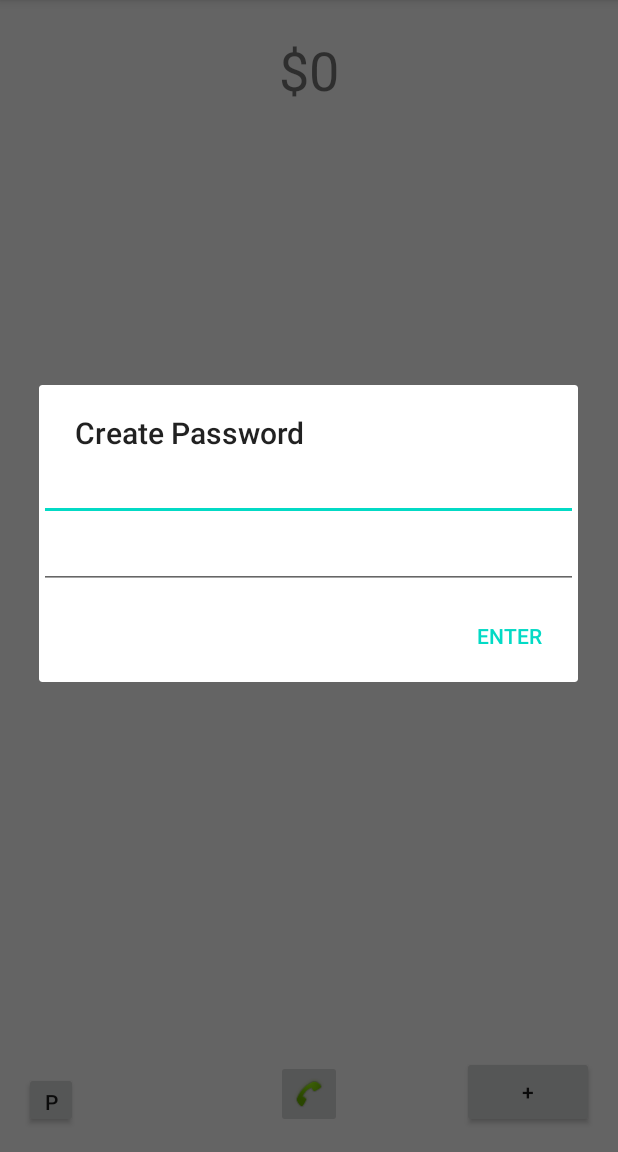
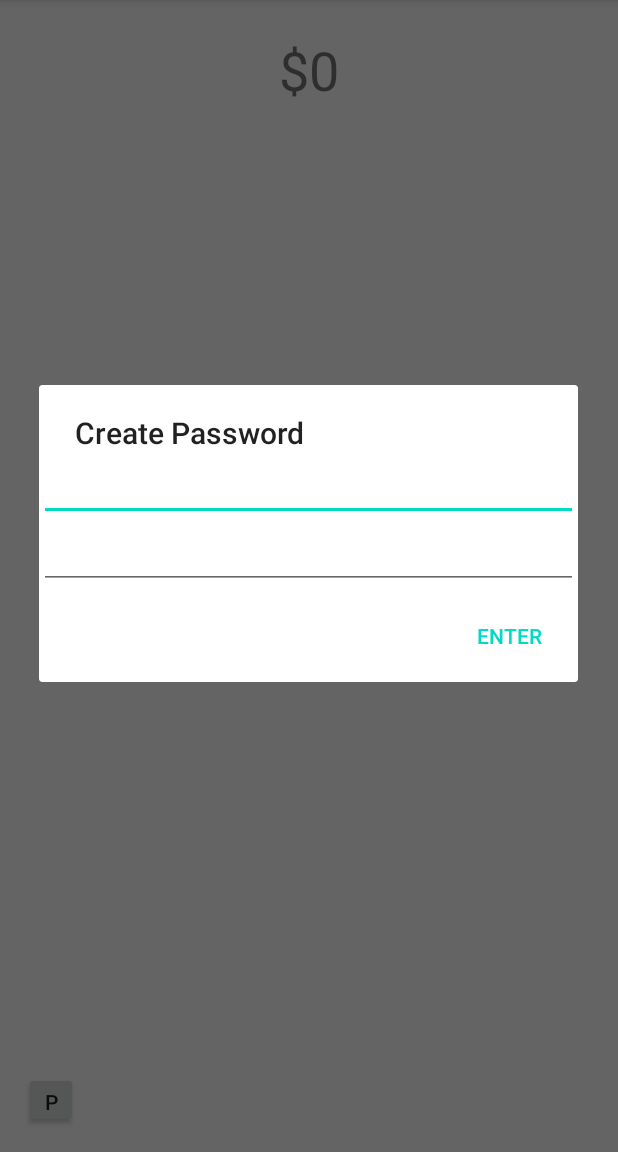
Before and after one commit to scc2758/KidsToDoApp, an Android app: the screen it shows after launch (MainActivity), after a tap on an icon or button, on a phone screen of 412 x 824 dp, the part 84-1236 px from its top. Run offline under Robolectric (Android 15) with nearby library versions, the phone set to English and light mode, and no system bars.

Commit message:
Add and phone button only visible in parent mode

```diff
--- a/app/src/main/java/com/example/kidstodoapp/MainActivity.java
+++ b/app/src/main/java/com/example/kidstodoapp/MainActivity.java
@@ -20,7 +20,7 @@ public class MainActivity extends AppCompatActivity implements ToDoAdapter.OnEnt
 
     private ToDoAdapter adapter = new ToDoAdapter(toDoEntries, this);
 
-    private static TextView pointsDisplay;
+    private TextView pointsDisplay;
 
     private static ArrayList<ToDoEntry> toDoEntries = new ArrayList<>();
     private static ArrayList<ToDoEntry> completedEntries = new ArrayList<>();
@@ -33,8 +33,9 @@ public class MainActivity extends AppCompatActivity implements ToDoAdapter.OnEnt
     private String phoneNumber;
     private Boolean notFirstTime = null;         //Used to determine if the parent needs to set up a password
     private Boolean inParentMode = false;        //Used to determine if the parent is in parent mode or not
-    private Button parentMode;
-    private ImageButton setPhoneNumber;
+    private Button parentModeButton;
+    private Button addEntryButton;
+    private ImageButton setPhoneNumberButton;
 
     @Override
     protected void onCreate(Bundle savedInstanceState) {
@@ -48,7 +49,7 @@ public class MainActivity extends AppCompatActivity implements ToDoAdapter.OnEnt
         pointsDisplay = findViewById(R.id.points_display);
         setPointsDisplay();
 
-        Button addEntryButton = findViewById(R.id.add_entry_button);
+        addEntryButton = findViewById(R.id.add_entry_button);
         addEntryButton.setOnClickListener(new View.OnClickListener() {
             public void onClick(View view) {
                 Intent intent = new Intent(view.getContext(), CreateToDoEntryActivity.class);
@@ -56,10 +57,13 @@ public class MainActivity extends AppCompatActivity implements ToDoAdapter.OnEnt
             }
         });
 
-        parentMode = findViewById(R.id.pM);
-        setPhoneNumber = findViewById(R.id.phone);
+        parentModeButton = findViewById(R.id.pM);
+        setPhoneNumberButton = findViewById(R.id.phone);
 
-        parentMode.setOnClickListener(new View.OnClickListener() {
+        addEntryButton.setVisibility(View.GONE);
+        setPhoneNumberButton.setVisibility(View.GONE);
+
+        parentModeButton.setOnClickListener(new View.OnClickListener() {
               @Override
               public void onClick(View view) {
                   if(!inParentMode) {openDialog(notFirstTime);}
@@ -69,11 +73,13 @@ public class MainActivity extends AppCompatActivity implements ToDoAdapter.OnEnt
                       Toast.makeText(MainActivity.this,
                               "Logged Out",
                               Toast.LENGTH_SHORT).show();
+                      addEntryButton.setVisibility(View.GONE);
+                      setPhoneNumberButton.setVisibility(View.GONE);
                   }
               }
         });
 
-        setPhoneNumber.setOnClickListener(new View.OnClickListener() {
+        setPhoneNumberButton.setOnClickListener(new View.OnClickListener() {
               @Override
               public void onClick(View view) {
                   if(inParentMode)
@@ -145,7 +151,11 @@ public class MainActivity extends AppCompatActivity implements ToDoAdapter.OnEnt
     public Boolean getNotFirstTime() {return notFirstTime;}
     public void setNotFirstTime(Boolean notFirstTime) {this.notFirstTime = notFirstTime;}
     public Boolean getInParentMode() {return inParentMode;}
-    public void setInParentMode(Boolean inParentMode) {this.inParentMode = inParentMode;}
+    public void setInParentMode(Boolean inParentMode) {
+        this.inParentMode = inParentMode;
+        addEntryButton.setVisibility(View.VISIBLE);
+        setPhoneNumberButton.setVisibility(View.VISIBLE);
+    }
     public String getPhoneNumber() {return phoneNumber;}
     public void setPhoneNumber(String phoneNumber) {this.phoneNumber = phoneNumber;}
 }
```
